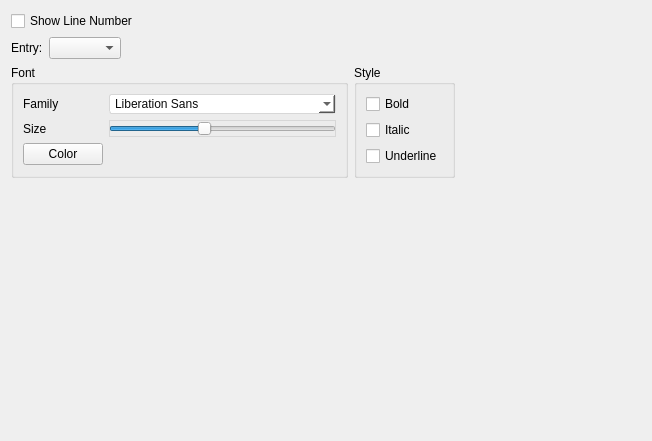
First picture: the form in SettingPanel/fontform.ui, repository guolisen/Aardvark, before the edit.
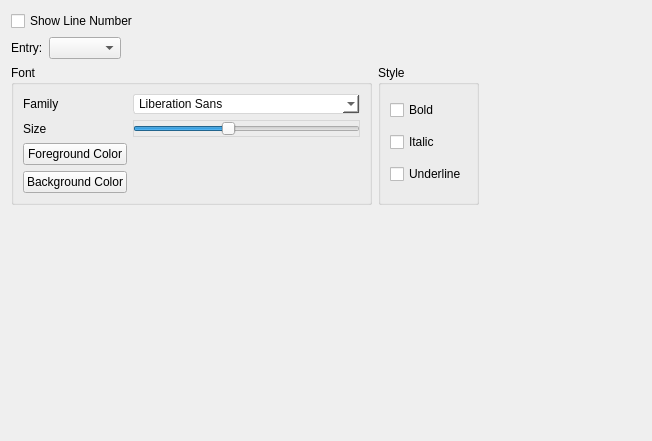
Second picture: the form after the edit.

```diff
--- a/SettingPanel/fontform.ui
+++ b/SettingPanel/fontform.ui
@@ -84,7 +84,7 @@
         <item row="2" column="0">
          <widget class="QPushButton" name="renkButton">
           <property name="text">
-           <string>Color</string>
+           <string>Foreground Color</string>
           </property>
          </widget>
         </item>
@@ -142,6 +142,20 @@
           </property>
          </widget>
         </item>
+        <item row="3" column="0">
+         <widget class="QPushButton" name="pushButton">
+          <property name="text">
+           <string>Background Color</string>
+          </property>
+         </widget>
+        </item>
+        <item row="3" column="1">
+         <widget class="QLabel" name="label_2">
+          <property name="text">
+           <string/>
+          </property>
+         </widget>
+        </item>
        </layout>
       </widget>
      </item>
```
